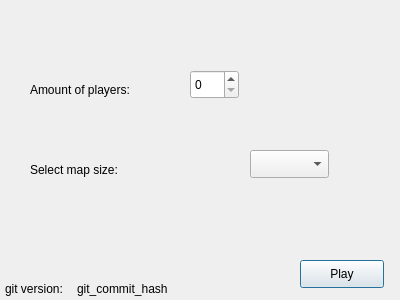
Above: Game/startwindow.ui from mibbo/conquer-of-pirkanmaa before the change. Below: the same form after it.
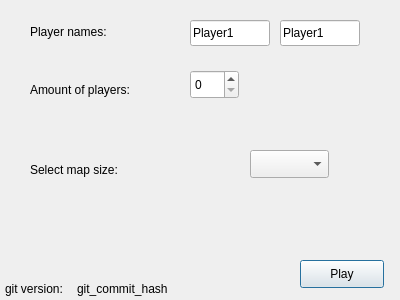
That is the form after the change.

Commit message: inherit player class and add compare operator, implement player turns

```diff
--- a/Game/startwindow.ui
+++ b/Game/startwindow.ui
@@ -98,6 +98,45 @@
     <string>git_commit_hash</string>
    </property>
   </widget>
+  <widget class="QLineEdit" name="playerOne">
+   <property name="geometry">
+    <rect>
+     <x>190</x>
+     <y>20</y>
+     <width>80</width>
+     <height>26</height>
+    </rect>
+   </property>
+   <property name="text">
+    <string>Player1</string>
+   </property>
+  </widget>
+  <widget class="QLineEdit" name="playerTwo">
+   <property name="geometry">
+    <rect>
+     <x>280</x>
+     <y>20</y>
+     <width>80</width>
+     <height>26</height>
+    </rect>
+   </property>
+   <property name="text">
+    <string>Player1</string>
+   </property>
+  </widget>
+  <widget class="QLabel" name="playerAmountLabel_2">
+   <property name="geometry">
+    <rect>
+     <x>30</x>
+     <y>22</y>
+     <width>131</width>
+     <height>20</height>
+    </rect>
+   </property>
+   <property name="text">
+    <string>Player names:</string>
+   </property>
+  </widget>
  </widget>
  <resources/>
  <connections>
```
The commit also changes 9 other files.
